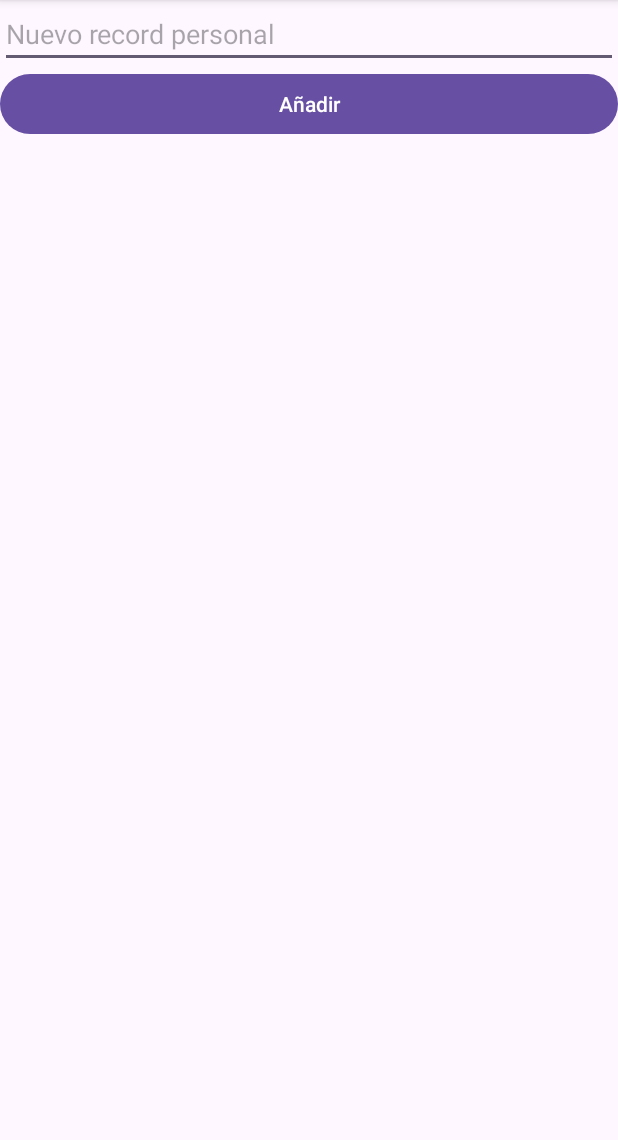
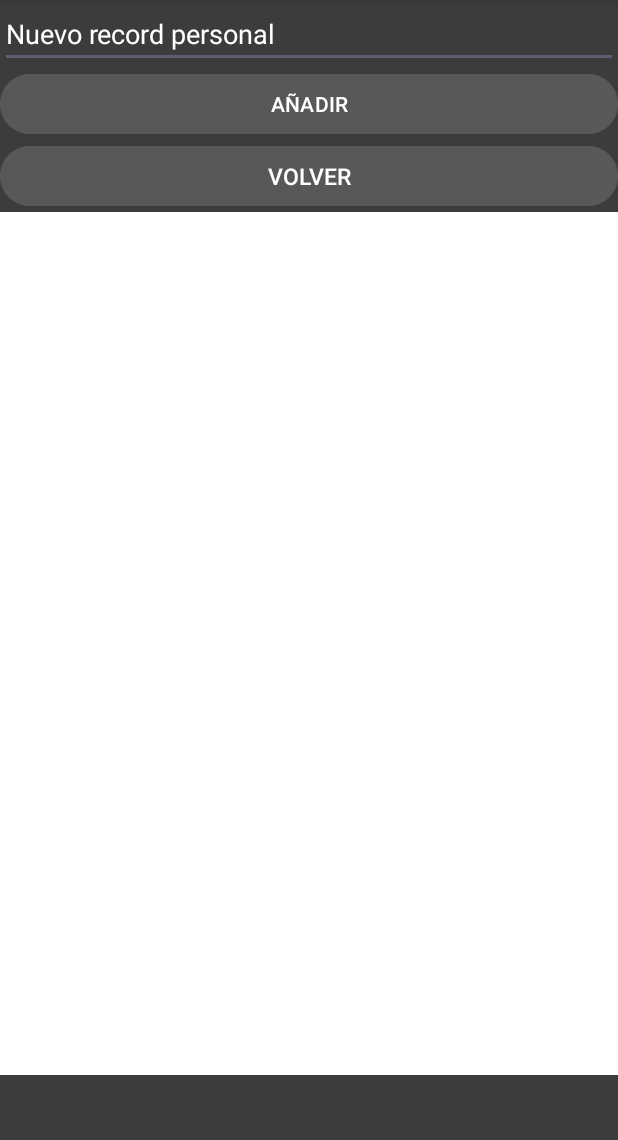
Before and after one commit to AlvaroNistalGuerrero/Contador, an Android app: the ApuntarMisRecords screen opened directly, with no data from a screen before it, on a phone screen of 412 x 824 dp, the part 96-1236 px from its top. Run offline under Robolectric (Android 15) with nearby library versions, the phone set to English and light mode, and no system bars.

Commit message:
Entrega final para Moviles

```diff
--- a/app/src/main/java/com/example/contador/ApuntarMisRecords.java
+++ b/app/src/main/java/com/example/contador/ApuntarMisRecords.java
@@ -1,7 +1,6 @@
 package com.example.contador;
 
 import android.os.Bundle;
-import android.os.PersistableBundle;
 import android.view.View;
 import android.widget.AdapterView;
 import android.widget.ArrayAdapter;
@@ -11,13 +10,12 @@ import android.widget.ListView;
 import android.widget.TextView;
 import android.widget.Toast;
 
-import androidx.annotation.Nullable;
 import androidx.appcompat.app.AppCompatActivity;
 
 import java.util.ArrayList;
 import java.util.List;
 
-public class ApuntarMisRecords extends AppCompatActivity implements View.OnClickListener, AdapterView.OnItemClickListener{
+public class ApuntarMisRecords extends AppCompatActivity {//implements View.OnClickListener, AdapterView.OnItemClickListener{
 
     private Button mbAñadir;
     private ListView mListV;
@@ -33,13 +31,13 @@ public class ApuntarMisRecords extends AppCompatActivity implements View.OnClick
 
 
         mbAñadir = findViewById(R.id.btnAgregar);
-        mbAñadir.setOnClickListener(this);
+        //mbAñadir.setOnClickListener(this);
         mListV = findViewById(R.id.ranking);
-        mListV.setOnClickListener(this);
+        //mListV.setOnClickListener(this);
         mEditT = findViewById(R.id.etLista);
     }
 
-    @Override
+
     public void onClick(View view) {
 
         if (view.getId() == R.id.btnAgregar) {
@@ -50,10 +48,12 @@ public class ApuntarMisRecords extends AppCompatActivity implements View.OnClick
             mListV.setAdapter(mAdapter);
         }
     }
+    public void Volver (View v){
+        finish();
+    }
 
-    @Override
-    public void onItemClick(AdapterView<?> adapterView, View view, int position, long l) {
-        Toast.makeText(this, "Item Clicked " +position, Toast.LENGTH_SHORT).show();
-
-    }
+//    public void onItemClick(AdapterView<?> adapterView, View view, int position, long l) {
+//        Toast.makeText(this, "Item Clicked " +position, Toast.LENGTH_SHORT).show();
+//
+//    }
 }
--- a/app/src/main/java/com/example/contador/MainActivity.java
+++ b/app/src/main/java/com/example/contador/MainActivity.java
@@ -1,26 +1,20 @@
 package com.example.contador;
 
-import androidx.activity.result.ActivityResult;
-import androidx.activity.result.ActivityResultCallback;
-import androidx.activity.result.ActivityResultLauncher;
-import androidx.activity.result.contract.ActivityResultContracts;
+
 import androidx.annotation.NonNull;
 import androidx.annotation.Nullable;
 import androidx.appcompat.app.AppCompatActivity;
-import androidx.recyclerview.widget.LinearLayoutManager;
-import androidx.recyclerview.widget.RecyclerView;
 
-import android.annotation.SuppressLint;
+
+
 import android.app.Activity;
 import android.content.Intent;
 import android.graphics.Color;
 import android.os.Handler;
 import android.os.Looper;
-import android.util.SparseIntArray;
 import android.util.TypedValue;
 import android.view.Menu;
 import android.view.MenuItem;
-import android.view.TextureView;
 import android.view.View;
 import android.view.animation.Animation;
 import android.view.animation.ScaleAnimation;
@@ -30,23 +24,19 @@ import android.widget.TextView;
 import android.os.Bundle;
 
 import java.math.BigInteger;
-import java.text.BreakIterator;
-import java.util.ArrayList;
-import java.util.List;
 import java.util.concurrent.ExecutorService;
 import java.util.concurrent.Executors;
 
-public class MainActivity extends AppCompatActivity {
+public class MainActivity extends AppCompatActivity  {
 
     TextView contador;
     Button botonMejora1;
-    Button buttonSalir;
+    //Button buttonSalir;
     ImageView pokeball_image;
     BigInteger cont = BigInteger.ZERO;
     int valorClick = 1;
     int costeBillete = 100;
     int incremento = 1;
-    int mejoras;
 
 
     @Override
@@ -65,12 +55,8 @@ public class MainActivity extends AppCompatActivity {
 //        if(extras.isEmpty()){ // estoy entrando al activty main por primera vez y no tengo que cargar datos,,, isEmpty es como un == null
 //            //hay que mirar la memoria interna y poner cuantas monedas teniamos la ultima vez
 //        }else{
-//
 //        }
-
     }
-
-
 //    public void irMenuInicio(View v) {
 //        finish();
 //    }
@@ -111,10 +97,7 @@ public class MainActivity extends AppCompatActivity {
         cont = cont.add(BigInteger.valueOf(valorClick));
         añadeTexto();
 
-        // contador.setText("" + cont); al concatenar un String a un int,
-        // se crea un String de ambos
     }
-
 
     public void mejora1(View v) {
         if (cont.compareTo(BigInteger.valueOf(costeBillete)) >= 0) {
--- a/app/src/main/java/com/example/contador/MenuDeMejoras.java
+++ b/app/src/main/java/com/example/contador/MenuDeMejoras.java
@@ -24,16 +24,13 @@ public class MenuDeMejoras extends AppCompatActivity {
         Bundle param = getIntent().getExtras();
         puntos = param.getInt("pts");
         image_name.setText(" " + param.getString("pts"));
-
     }
-    public void retornaMejora1(View v){
-       Intent intent = new Intent();
-       intent.putExtra("mj", image_name.getText().toString());
-       setResult(Activity.RESULT_OK,intent);
-       finish();
+    public void retornaMejora1(View v) {
+        Intent intent = new Intent();
+        intent.putExtra("mj", image_name.getText().toString());
+        setResult(Activity.RESULT_OK, intent);
     }
-
     public void Atras(View v) {
-        finish();
+            finish();
     }
 }
--- a/app/src/main/java/com/example/contador/PantallaInicio.java
+++ b/app/src/main/java/com/example/contador/PantallaInicio.java
@@ -35,7 +35,7 @@ public class PantallaInicio extends AppCompatActivity {
             Intent i = new Intent(this, MainActivity.class);    // Intent se usa para hacer un salto de actividad
             startActivity(i);
         }
-    public void ApuntarMisRecords(View v) {
+        public void ApuntarMisRecords(View v) {
         Intent i = new Intent(this, ApuntarMisRecords.class);    // Intent se usa para hacer un salto de actividad
         startActivity(i);
     }
--- a/app/src/main/res/layout/activity_opciones.xml
+++ b/app/src/main/res/layout/activity_opciones.xml
@@ -11,7 +11,7 @@
         android:layout_width="316dp"
         android:layout_height="68dp"
         android:gravity="center"
-        android:text="NO ESTA HECHO"
+        android:text=""
         android:textColor="#FFFF"
         android:textSize="25dp"
         app:layout_constraintBottom_toBottomOf="parent"
--- a/app/src/main/res/layout/activity_pantalla_inicio.xml
+++ b/app/src/main/res/layout/activity_pantalla_inicio.xml
@@ -69,7 +69,7 @@
         android:textSize="15sp"
         app:layout_constraintBottom_toBottomOf="parent"
         app:layout_constraintEnd_toEndOf="parent"
-        app:layout_constraintHorizontal_bias="0.194"
+        app:layout_constraintHorizontal_bias="0.195"
         app:layout_constraintStart_toStartOf="parent"
         app:layout_constraintTop_toTopOf="parent"
         app:layout_constraintVertical_bias="0.654" />
--- a/app/src/main/res/layout/viewtest.xml
+++ b/app/src/main/res/layout/viewtest.xml
@@ -4,20 +4,43 @@
     android:layout_height="match_parent"
     xmlns:tools="http://schemas.android.com/tools"
     android:orientation="vertical"
-    tools:context=".ApuntarMisRecords">
+    tools:context=".ApuntarMisRecords"
+    android:background="#3c3c3c">
     <EditText
         android:id="@+id/etLista"
         android:layout_width="match_parent"
         android:layout_height="wrap_content"
-        android:hint="Nuevo record personal"/>
+        android:hint="Nuevo record personal"
+        android:textColor="@color/white"
+        android:textColorHint="@color/white"/>
     <Button
         android:id="@+id/btnAgregar"
         android:layout_width="match_parent"
         android:layout_height="wrap_content"
-        android:text="Añadir"/>
+        android:backgroundTint="#585858"
+        android:onClick="onClick"
+        android:text="AÑADIR"/>
+
+    <Button
+        android:id="@+id/button2"
+        android:layout_width="match_parent"
+        android:layout_height="wrap_content"
+        android:backgroundTint="#585858"
+        android:onClick="Volver"
+        android:text="VOLVER"
+        android:textColor="#FFFF"
+        android:textSize="15sp"
+
+        />
+
     <ListView
         android:id="@+id/ranking"
         android:layout_width="match_parent"
-        android:layout_height="match_parent"></ListView>
+        android:layout_height="575dp"
+        android:background="@color/white"
+        android:cacheColorHint="@color/white">
+
+
+    </ListView>
 
 </LinearLayout>
```
